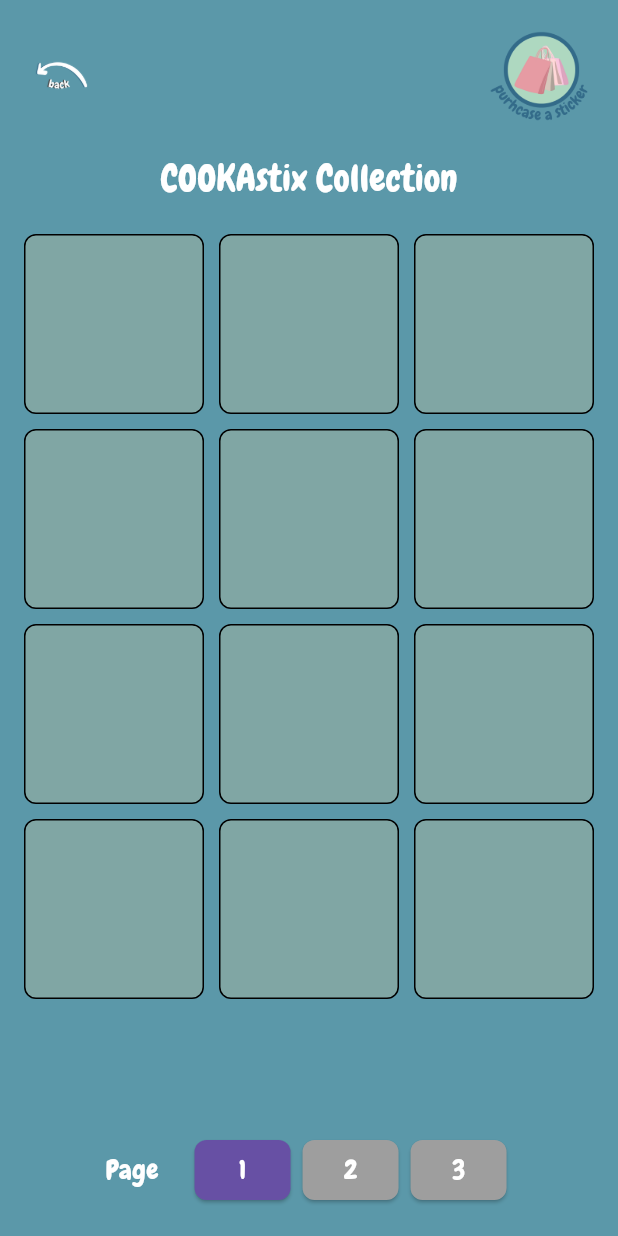
After one commit to yongjin372k/Cookaiga, a Flutter app: the screen it shows after launch, after a tap on an icon or button, on a phone screen of 412 x 824 dp. The commit adds this screen. Run offline on Flutter 3.47's test engine with Material 3 defaults, Android fonts, the phone set to English and light mode, and no system bars; our stand-ins replace camera, image_picker; network calls fail.

Commit message:
Added URL var to Main.dart & Rewards Screen
- Used for phone presentation

```diff
--- a/frontend/lib/main.dart
+++ b/frontend/lib/main.dart
@@ -3,7 +3,10 @@ import 'package:frontend/screens/camera_screen.dart';
 import 'package:frontend/screens/design.dart';
 import 'package:frontend/screens/homepage.dart';
 import 'package:frontend/screens/letscook_05.dart';
+import 'package:frontend/screens/rewards.dart';
 import 'screens/recipe_screen.dart';
+var URL = 'http://10.0.2.2:8080'; //replace this with ur local ip / lan ip for devices connecting on same lan / server ip if hosted (10.0.2.2:8080) for localhost
+var URL2 = 'http://10.0.2.2:5000';
 
 void main() {
   runApp(const MyApp());
--- a/frontend/lib/screens/camera_screen.dart
+++ b/frontend/lib/screens/camera_screen.dart
@@ -2,9 +2,11 @@ import 'dart:convert';
 import 'dart:io';
 import 'package:flutter/material.dart';
 import 'package:camera/camera.dart';
+import 'package:frontend/main.dart';
 import 'package:frontend/screens/letscook_03.dart';
 import 'package:image_picker/image_picker.dart';
 import 'package:http/http.dart' as http;
+import 'dart:async';
 
 class CameraPage extends StatefulWidget {
   @override
@@ -18,7 +20,7 @@ class _CameraPageState extends State<CameraPage> {
   File? _selectedImage;
   bool _isCameraInitialized = false;
 
-  final String apiUrl = "http://10.0.2.2:8080/api/image-analysis/analyze"; // Base API URL
+  final String apiUrl = "$URL/api/image-analysis/analyze"; // Base API URL
   final int userId = 1; // Example userID (make this dynamic if needed)
 
   @override
@@ -97,7 +99,7 @@ class _CameraPageState extends State<CameraPage> {
 
         // Fetch generated recipes directly from the backend
         final recipeResponse = await http.get(
-          Uri.parse('http://10.0.2.2:5000/api/kitchen-list?userID=1'),
+          Uri.parse('$URL2/api/kitchen-list?userID=1'),
           headers: {"Content-Type": "application/json"},
         );
 
--- a/frontend/lib/screens/community_screen.dart
+++ b/frontend/lib/screens/community_screen.dart
@@ -1,9 +1,11 @@
 import 'dart:convert';
 import 'package:flutter/material.dart';
+import 'package:frontend/main.dart';
 import 'package:frontend/screens/design.dart'; // For canvaImage
 import 'package:frontend/screens/homepage.dart'; // For HomePage
 import 'package:frontend/screens/share_screen.dart'; // For SharePage
 import 'package:http/http.dart' as http;
+import 'dart:async';
 
 // Model class for a post
 class Post {
@@ -49,7 +51,7 @@ class _CommunityPageState extends State<CommunityPage> {
 
   // Fetch posts from the backend
   Future<void> _fetchPosts() async {
-    const String apiUrl = "http://10.0.2.2:8080/api/posts"; // Backend endpoint
+    final String apiUrl = "$URL/api/posts"; // Backend endpoint
 
     try {
       final response = await http.get(Uri.parse(apiUrl));
@@ -92,7 +94,7 @@ class _CommunityPageState extends State<CommunityPage> {
 
   // Helper method to build an image widget from the backend
   Widget _buildBackendImage(String fileName) {
-    final String backendUrl = "http://10.0.2.2:8080/api/files/$fileName";
+    final String backendUrl = "$URL/api/files/$fileName";
     print("Fetching backend image: $backendUrl");
 
     return Image.network(
--- a/frontend/lib/screens/homepage.dart
+++ b/frontend/lib/screens/homepage.dart
@@ -1,7 +1,9 @@
 import 'dart:convert';
 import 'package:flutter/material.dart';
+import 'package:frontend/main.dart';
 import 'package:frontend/screens/mykitchen_01.dart';
 import 'package:frontend/screens/community_screen.dart'; // Import CommunityPage
+import 'package:frontend/screens/rewards.dart'; // Import StickerCollectionPage
 import 'design.dart';
 import 'letscook_01.dart';
 import 'package:http/http.dart' as http;
@@ -40,7 +42,7 @@ class _HomePageContentState extends State<HomePageContent> {
   // Function to fetch user points from the backend
   Future<int> _fetchUserPoints() async {
     const int userID = 1; // Replace with the actual user ID
-    const String apiUrl = "http://10.0.2.2:8080/api/users/$userID";
+    final String apiUrl = "$URL/api/users/$userID";
 
     try {
       final response = await http.get(Uri.parse(apiUrl));
@@ -74,7 +76,16 @@ class _HomePageContentState extends State<HomePageContent> {
                   MainAxisAlignment.spaceBetween, // Space between the two items
               children: [
                 canvaImage('menu_button.png', width: 50, height: 50),
-                Container(
+                GestureDetector(
+                  onTap: () {
+                    // Navigate to StickerCollectionPage when tapped
+                    Navigator.push(
+                      context,
+                      MaterialPageRoute(
+                          builder: (context) => const StickerCollectionPage()),
+                    );
+                  },
+                  child: Container(
                     padding:
                         const EdgeInsets.symmetric(horizontal: 15, vertical: 5),
                     decoration: BoxDecoration(
@@ -92,7 +103,8 @@ class _HomePageContentState extends State<HomePageContent> {
                         FutureBuilder<int>(
                           future: _userPoints,
                           builder: (context, snapshot) {
-                          if (snapshot.connectionState == ConnectionState.waiting) {
+                            if (snapshot.connectionState ==
+                                ConnectionState.waiting) {
                               return const Text(
                                 '...',
                                 style: textBody, // Display loading indicator
@@ -111,6 +123,7 @@ class _HomePageContentState extends State<HomePageContent> {
                           },
                         ),
                       ],
+                    ),
                   ),
                 ),
               ],
--- a/frontend/lib/screens/letscook_03.dart
+++ b/frontend/lib/screens/letscook_03.dart
@@ -1,4 +1,5 @@
 import 'package:flutter/material.dart';
+import 'package:frontend/main.dart';
 import 'design.dart';
 import 'letscook_01.dart';
 import 'transition.dart';
@@ -42,7 +43,7 @@ class _LetsCook03ContentState extends State<LetsCook03Content> {
     try {
       // Fetch recipes from backend
       final recipeResponse = await http.post(
-        Uri.parse('http://10.0.2.2:8080/api/recipes/generate-from-database'),
+        Uri.parse('$URL/api/recipes/generate-from-database'),
         headers: {"Content-Type": "application/json"},
       );
 
--- a/frontend/lib/screens/letscook_10.dart
+++ b/frontend/lib/screens/letscook_10.dart
@@ -1,4 +1,5 @@
 import 'dart:convert';
+import 'package:frontend/main.dart';
 import 'package:http/http.dart' as http;
 import 'package:flutter/material.dart';
 import 'design.dart';
@@ -18,7 +19,7 @@ class LetsCook10Content extends StatelessWidget {
   Future<void> _updateUserPoints() async {
     const int userID = 1; // Replace with the actual user ID
     const int pointsToAdd = 20;
-    final String apiUrl = "http://10.0.2.2:8080/api/users/$userID/points?points=$pointsToAdd";
+    final String apiUrl = "$URL/api/users/$userID/points?points=$pointsToAdd";
 
     try {
       final response = await http.put(
--- a/frontend/lib/screens/overview_recipe.dart
+++ b/frontend/lib/screens/overview_recipe.dart
@@ -1,4 +1,5 @@
 import 'package:flutter/material.dart';
+import 'package:frontend/main.dart';
 import 'package:frontend/screens/cookingsteps.dart';
 import 'package:frontend/screens/design.dart';
 import 'package:frontend/screens/letscook_05.dart';
@@ -20,7 +21,7 @@ class OverviewRecipe extends StatelessWidget {
 
   Future<List<Map<String, String>>> fetchSteps(String recipeName, String ingredients) async {
     try {
-      final url = Uri.parse('http://10.0.2.2:5000/generate-recipe-steps');
+      final url = Uri.parse('$URL2/generate-recipe-steps');
       final response = await http.post(
         url,
         headers: {'Content-Type': 'application/json'},
--- a/frontend/lib/screens/recipe_screen.dart
+++ b/frontend/lib/screens/recipe_screen.dart
@@ -29,7 +29,7 @@
 //     try {
 //       // Fetch recipes from backend
 //       final recipeResponse = await http.post(
-//         Uri.parse('http://10.0.2.2:8080/api/recipes/generate-from-database'),
+//         Uri.parse('$URL/api/recipes/generate-from-database'),
 //         headers: {"Content-Type": "application/json"},
 //       );
 
@@ -58,7 +58,7 @@
 //   Future<void> fetchRecipeOverview(String recipeName) async {
 //     try {
 //       final response = await http.post(
-//         Uri.parse('http://10.0.2.2:5000/generate-recipe-overview'),
+//         Uri.parse('$URL2/generate-recipe-overview'),
 //         headers: {"Content-Type": "application/json"},
 //         body: jsonEncode({"recipe_name": recipeName}),
 //       );
--- /dev/null
+++ b/frontend/lib/screens/rewards.dart
@@ -0,0 +1,143 @@
+import 'package:flutter/material.dart';
+import 'design.dart'; // Import the file containing `createMaterialColor`.
+import 'homepage.dart'; // Import the HomePage
+
+class StickerCollectionPage extends StatefulWidget {
+  const StickerCollectionPage({super.key});
+
+  @override
+  _StickerCollectionPageState createState() => _StickerCollectionPageState();
+}
+
+class _StickerCollectionPageState extends State<StickerCollectionPage> {
+  int currentPage = 1;
+
+  // Example data for each page
+  final List<List<Color>> pages = [
+    List.generate(
+      12,
+      (index) => createMaterialColor(const Color(0xFF80A6A4)),
+    ),
+    List.generate(
+      12,
+      (index) => createMaterialColor(const Color(0xFF8C92AC)),
+    ),
+    List.generate(
+      12,
+      (index) => createMaterialColor(const Color(0xFFF1BFA1)),
+    ),
+  ];
+
+  @override
+  Widget build(BuildContext context) {
+    return Theme(
+      data: ThemeData(
+        primarySwatch: createMaterialColor(const Color(0xFF4CAF50)), // Create a custom swatch
+      ),
+      child: Scaffold(
+        backgroundColor: const Color(0xFF5B98A9),
+        body: SafeArea(
+          child: Column(
+            crossAxisAlignment: CrossAxisAlignment.center,
+            children: [
+              Padding(
+                padding: const EdgeInsets.all(16.0),
+                child: Row(
+                  mainAxisAlignment: MainAxisAlignment.spaceBetween,
+                  children: [
+                    // Back button with custom image that navigates to HomePage
+                    GestureDetector(
+                      onTap: () {
+                        Navigator.pushReplacement(
+                          context,
+                          MaterialPageRoute(builder: (context) => const HomePage()),
+                        );
+                      },
+                      child: canvaImage('back_arrow.png', width: 50, height: 50),
+                    ),
+                    // Cart icon with custom image
+                    canvaImage('cart_icon.png', width: 70, height: 70),
+                  ],
+                ),
+              ),
+              const Text(
+                'COOKAstix Collection',
+                style: TextStyle(
+                  fontSize: 24,
+                  color: Color(0xFFFFFFFF),
+                  fontFamily: 'Chewy',
+                ),
+              ),
+              const SizedBox(height: 20),
+              Expanded(
+                child: Padding(
+                  padding: const EdgeInsets.symmetric(horizontal: 16.0),
+                  child: GridView.builder(
+                    gridDelegate: const SliverGridDelegateWithFixedCrossAxisCount(
+                      crossAxisCount: 3,
+                      crossAxisSpacing: 10,
+                      mainAxisSpacing: 10,
+                    ),
+                    itemCount: pages[currentPage - 1].length,
+                    itemBuilder: (context, index) {
+                      return Container(
+                        decoration: BoxDecoration(
+                          color: pages[currentPage - 1][index],
+                          border: Border.all(color: Colors.black),
+                          borderRadius: BorderRadius.circular(8),
+                        ),
+                      );
+                    },
+                  ),
+                ),
+              ),
+              const SizedBox(height: 20),
+              Row(
+                mainAxisAlignment: MainAxisAlignment.center,
+                children: [
+                  const Text(
+                    'Page',
+                    style: TextStyle(
+                      fontSize: 18,
+                      color: Color(0xFFFFFFFF),
+                      fontFamily: 'Chewy',
+                    ),
+                  ),
+                  const SizedBox(width: 20),
+                  for (int i = 1; i <= pages.length; i++)
+                    Padding(
+                      padding: const EdgeInsets.symmetric(horizontal: 4.0),
+                      child: ElevatedButton(
+                        onPressed: () {
+                          setState(() {
+                            currentPage = i;
+                          });
+                        },
+                        style: ElevatedButton.styleFrom(
+                          backgroundColor: currentPage == i
+                              ? Theme.of(context).primaryColor
+                              : Colors.grey,
+                          shape: RoundedRectangleBorder(
+                            borderRadius: BorderRadius.circular(8),
+                          ),
+                        ),
+                        child: Text(
+                          '$i',
+                          style: const TextStyle(
+                            fontSize: 18,
+                            color: Colors.white,
+                            fontFamily: 'Chewy',
+                          ),
+                        ),
+                      ),
+                    ),
+                ],
+              ),
+              const SizedBox(height: 20),
+            ],
+          ),
+        ),
+      ),
+    );
+  }
+}
--- a/frontend/lib/screens/share_screen.dart
+++ b/frontend/lib/screens/share_screen.dart
@@ -1,5 +1,6 @@
 import 'dart:io';
 import 'package:flutter/material.dart';
+import 'package:frontend/main.dart';
 import 'package:image_picker/image_picker.dart';
 import 'package:http/http.dart' as http;
 import 'package:frontend/screens/homepage.dart'; // For navigation to HomePage
@@ -42,7 +43,7 @@ class _SharePageState extends State<SharePage> {
 
     try {
       // Backend API endpoint
-      const String apiUrl = "http://10.0.2.2:8080/api/posts/upload";
+      final String apiUrl = "$URL/api/posts/upload";
 
       // Create a multipart request
       var request = http.MultipartRequest('POST', Uri.parse(apiUrl))
--- a/frontend/pubspec.yaml
+++ b/frontend/pubspec.yaml
@@ -103,6 +103,11 @@ flutter:
     - assets/logo/splashscreen_three.png
     - assets/logo/splashscreen_two.png
     - assets/logo/view_my_kitchen.png
+    - assets/logo/cart_icon.png
+    - assets/logo/common_sticker.png
+    - assets/logo/rare_sticker.png
+    - assets/logo/special_sticker.png
+    - assets/logo/legendary_sticker.png
     - assets/posts/
 
   # To add assets to your application, add an assets section, like this:
```
Also changed, not shown: frontend/assets/logo/cart_icon.png (added), frontend/assets/logo/common_sticker.png (added), frontend/assets/logo/legendary_sticker.png (added), frontend/assets/logo/rare_sticker.png (added), frontend/assets/logo/special_sticker.png (added), frontend/pubspec.lock. Lines whose indentation alone changed are shown as unchanged.
